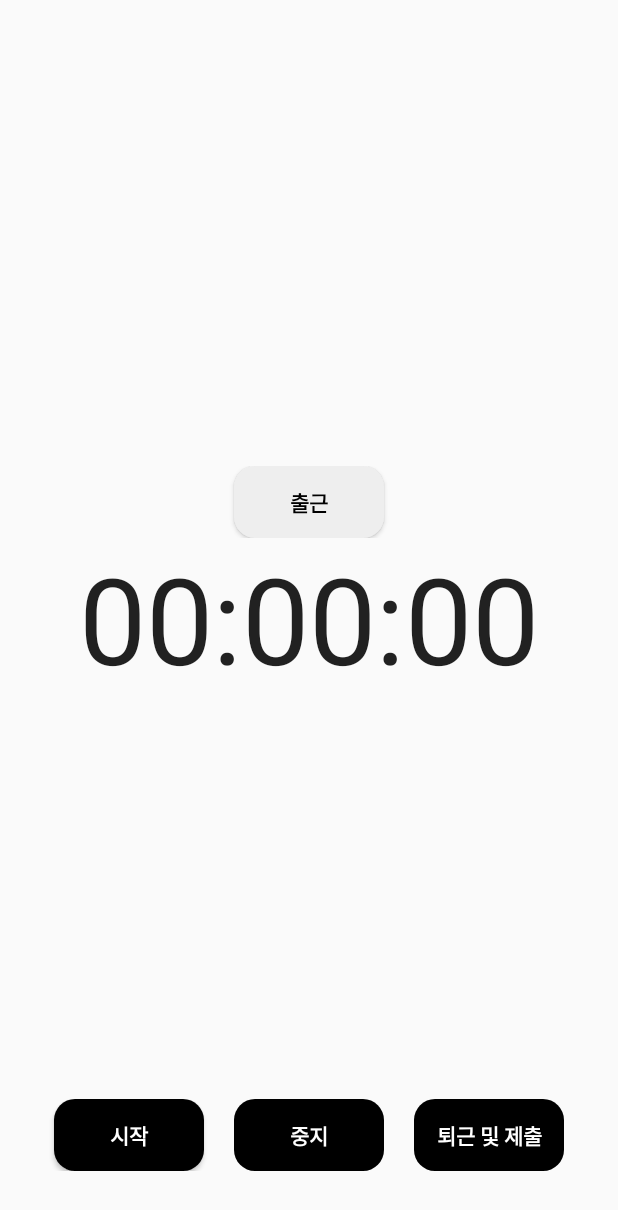
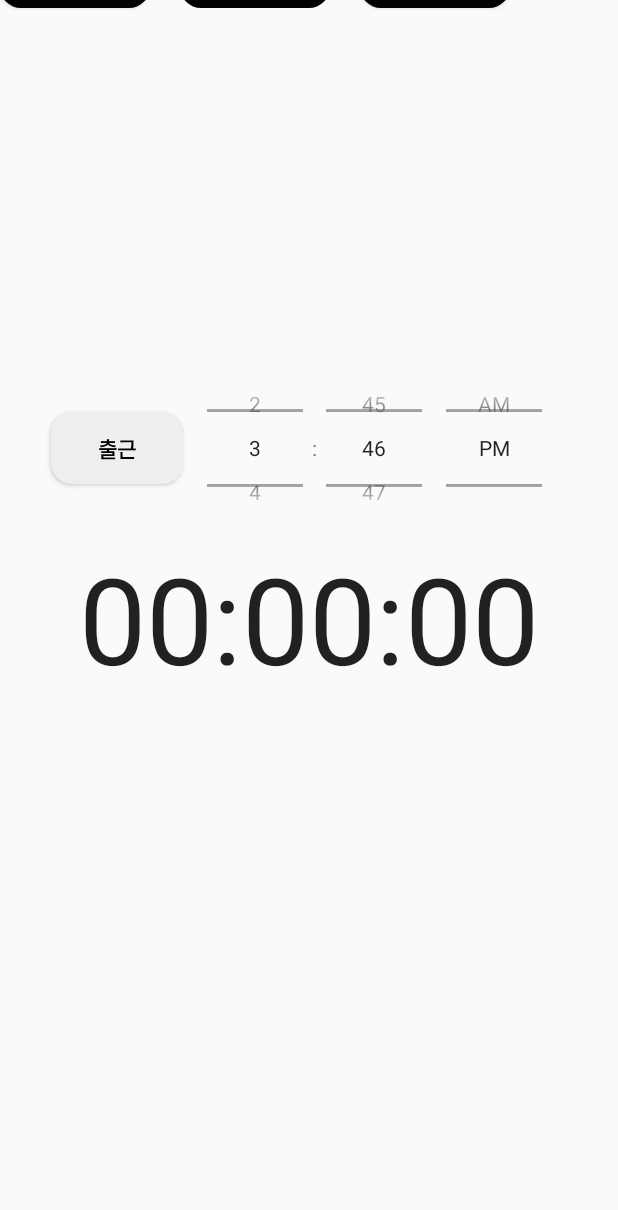
Before and after one commit to leeyjwinter/android-1st-week, an Android app: the fragment ThreeFragment shown on its own in the app's theme, on a phone screen of 412 x 824 dp. Shown: the top 1210 px of the screen. Run offline under Robolectric (Android 15) with nearby library versions, the phone set to English and light mode, and no system bars.

Commit message:
0701_2017

```diff
--- a/app/src/main/java/com/example/ch11_jetpack/ThreeFragment.kt
+++ b/app/src/main/java/com/example/ch11_jetpack/ThreeFragment.kt
@@ -24,9 +24,9 @@ class ThreeFragment : Fragment() {
     private val binding get() = _binding!!
     var initTime = 0L
     var pauseTime = 0L // 양수 누적시간
-
-
-
+    var time ="" //출근시
+    var min ="" //출근분
+    var ampm ="" //출근 AM / PM
 
 
     // base값을 저장된 time 기반으로 수정
@@ -45,6 +45,29 @@ class ThreeFragment : Fragment() {
         _binding = FragmentThreeBinding.inflate(inflater, container, false)
 
 
+        // 출근시간을 가져오는 함수
+        fun OnClickTime() {
+            val timePicker = binding.timePicker
+            timePicker.setOnTimeChangedListener { _, hour, minute -> var hour = hour
+                var am_pm = ""
+                // AM_PM decider logic
+                when {hour == 0 -> { hour += 12
+                    am_pm = "AM"
+                }
+                    hour == 12 -> am_pm = "PM"
+                    hour > 12 -> { hour -= 12
+                        am_pm = "PM"
+                    }
+                    else -> am_pm = "AM"
+                }
+
+                time = if (hour < 10) "0" + hour else hour.toString()
+                min = if (minute < 10) "0" + minute else minute.toString()
+                ampm = am_pm
+            }
+        }
+
+
         //오늘 날짜 시간 가져오기
         var now = LocalDate.now()
 
@@ -55,13 +78,15 @@ class ThreeFragment : Fragment() {
         //Log.d("날짜", "00000000".repeat(1000))
         var idx = ChronoUnit.DAYS.between( basedate , now ).toInt() // idx: 오늘 날짜 기준 index
 
+
+
         val curRentUser = sharedManager.getCurrentUser() // current user 받아오기
         // 아직 한 번도 User가 안 생겼을 때 초기화하기
         if(curRentUser.datedb == ""){
             val currentUser = User().apply {
                 //datedb = "00000000".repeat(1000)
                 //임시로 만든 0625~0630 데이터
-                datedb = "000152410001234100153412004512340012333300011111" + "00000000".repeat(994)
+                datedb = "012152410141234102153412014512340112333304211111" + "00000000".repeat(994)
             }
             sharedManager.saveCurrentUser(currentUser)
         }
@@ -73,6 +98,31 @@ class ThreeFragment : Fragment() {
         pauseTime = (currentUser.datedb?.substring(idx*8, idx*8+8)?.toLong() ?: 0) // 받아서 있으면 빼고, 없으면 0
 
         ///////////////
+        /////////현재 시간을 text로 간단하게 출력해보기!/////////////////////
+        fun StringToTime(str_time: String): String{
+            val my_time = str_time.toInt()
+            val h = ((my_time / 3600000).toInt())
+            val m = ((my_time - h * 3600000).toInt() / 60000)
+            val s = ((my_time - h * 3600000 - m * 60000).toInt() / 1000)
+
+            val hh = h.toString()
+            val mm = m.toString()
+            val ss = s.toString()
+            return "$hh $mm $ss "
+        }
+
+        fun viewWeekTime(w_idx: Int){
+            var weekTime = ""
+            for(i: Int in -6..0) {
+                weekTime += "i is $i: "
+                weekTime += StringToTime(fulldata!!.substring((w_idx+i)*8, (w_idx+i+1)*8))
+                weekTime += "\n"
+            }
+            binding.testTime.text = weekTime
+        }
+
+        viewWeekTime(idx)
+        /////////////////////////////////////////////////////////
 
         //binding.chronometer.base = -(저장된 데이터)
 
@@ -84,18 +134,18 @@ class ThreeFragment : Fragment() {
 
                 var now = LocalDate.now()
 
-                Log.d("0625", "time"+fulldata!!.substring((idx-6)*8, (idx-5)*8))
-                Log.d("0626", "time"+fulldata!!.substring((idx-5)*8, (idx-4)*8))
-                Log.d("0627", "time"+fulldata!!.substring((idx-4)*8, (idx-3)*8))
-                Log.d("0628", "time"+fulldata!!.substring((idx-3)*8, (idx-2)*8))
-                Log.d("0629", "time"+fulldata!!.substring((idx-2)*8, (idx-1)*8))
-                Log.d("0630", "time"+fulldata!!.substring((idx-1)*8, (idx-0)*8))
-                Log.d("0701", now.toString()+"time"+fulldata!!.substring((idx-0)*8, (idx+1)*8))
-
-
-
-                datedb = fulldata!!.substring(0, idx*8) + savetimeString + fulldata!!.substring(idx*8+8, 1000*8) // 원하는 위치에 데이터 저장
-                fulldata = datedb
+                //Log.d("0625", "time"+fulldata!!.substring((idx-6)*8, (idx-5)*8))
+                //Log.d("0626", "time"+fulldata!!.substring((idx-5)*8, (idx-4)*8))
+                //Log.d("0627", "time"+fulldata!!.substring((idx-4)*8, (idx-3)*8))
+                //Log.d("0628", "time"+fulldata!!.substring((idx-3)*8, (idx-2)*8))
+                //Log.d("0629", "time"+fulldata!!.substring((idx-2)*8, (idx-1)*8))
+                //Log.d("0630", "time"+fulldata!!.substring((idx-1)*8, (idx-0)*8))
+                //Log.d("0701", now.toString()+"time"+fulldata!!.substring((idx-0)*8, (idx+1)*8))
+                viewWeekTime(idx)
+                if(savetimeString.toLong() > fulldata!!.substring(idx*8, idx*8+8).toLong()){
+                    datedb = fulldata!!.substring(0, idx*8) + savetimeString + fulldata!!.substring(idx*8+8, 1000*8) // 원하는 위치에 데이터 저장
+                    fulldata = datedb
+                }
             }
             sharedManager.saveCurrentUser(currentUser)
             //
@@ -118,11 +168,18 @@ class ThreeFragment : Fragment() {
 
 
         binding.startButton.setOnClickListener{
+
+            var now = LocalDate.now()
+            var cidx = ChronoUnit.DAYS.between( basedate , now ).toInt() // 날짜를 계속 갱신!
+            if(pauseTime == 0L){ // 내가 오늘 아직 아무것도 하지 않았으면 처음 일하는거니까 지금의 날짜로 바꿈
+                idx = cidx
+            }
+
             binding.chronometer.base = SystemClock.elapsedRealtime() - pauseTime
             binding.chronometer.start()
 
             binding.stopButton.isEnabled = true
-//            binding.resetButton.isEnabled = true
+            binding.submitLeaveButton.isEnabled = true
             binding.startButton.isEnabled = false
             binding.stop.isVisible = false
             binding.computer.isVisible = true
@@ -134,14 +191,6 @@ class ThreeFragment : Fragment() {
             pauseTime = SystemClock.elapsedRealtime()-binding.chronometer.base
 
             // 날짜가 바뀌었으면 갱신하기!
-            var now = LocalDate.now()
-            var cidx = ChronoUnit.DAYS.between( basedate , now ).toInt() // 날짜를 계속 갱신!
-            if(fulldata!!.substring((cidx-0)*8, (cidx+1)*8).equals("00000000")){
-                pauseTime = 0
-                idx = cidx
-            }
-
-
 
 //            Log.d("pausetime","${pauseTime}")
 //            Log.d("elapsedrealtime","${SystemClock.elapsedRealtime()}")
@@ -149,21 +198,38 @@ class ThreeFragment : Fragment() {
             binding.chronometer.stop()
             binding.stopButton.isEnabled = false
             binding.startButton.text = "RESUME"
-//            binding.resetButton.isEnabled = true
+            binding.submitLeaveButton.isEnabled = true
             binding.startButton.isEnabled = true
             binding.stop.isVisible = true
             binding.computer.isVisible = false
 
         }
-//        binding.resetButton.setOnClickListener{
-//            pauseTime = 0L
-//            binding.chronometer.base = SystemClock.elapsedRealtime()
-//            binding.chronometer.stop()
-//            binding.stopButton.isEnabled = false
-//            binding.resetButton.isEnabled = false
-//            binding.startButton.isEnabled = true
-//
-//        }
+        binding.submitLeaveButton.setOnClickListener{
+
+            var now = LocalDate.now()
+            var cidx = ChronoUnit.DAYS.between( basedate , now ).toInt() // 날짜를 계속 갱신!
+            if(fulldata!!.substring((cidx-0)*8, (cidx+1)*8).equals("00000000")){
+                idx = cidx
+            }
+
+            pauseTime = 0L
+            binding.chronometer.base = SystemClock.elapsedRealtime()
+            binding.chronometer.stop()
+            binding.stopButton.isEnabled = false
+            binding.submitLeaveButton.isEnabled = false
+            binding.startButton.isEnabled = true
+
+        }
+
+
+        // OnclickTime 호출
+
+        OnClickTime()
+        binding.commuteTimeButton.setOnClickListener {
+            println(time)
+            println(min)
+            println(ampm)
+        }
 
         return binding.root
     }
--- a/app/src/main/res/layout/fragment_three.xml
+++ b/app/src/main/res/layout/fragment_three.xml
@@ -7,7 +7,6 @@
     android:orientation="vertical"
     tools:context=".MainActivity">
 
-
     <LinearLayout
         android:id="@+id/commute"
         android:layout_width="match_parent"
@@ -15,51 +14,33 @@
         android:layout_alignParentBottom="true"
         android:gravity="center_horizontal"
         android:orientation="horizontal"
-        app:layout_constraintBottom_toTopOf="@id/chronometer"
-        tools:layout_editor_absoluteX="0dp">
+        app:layout_constraintBottom_toTopOf="@id/chronometer">
 
         <Button
             android:id="@+id/commuteTimeButton"
-            android:layout_width="100dp"
+            android:layout_width="wrap_content"
             android:layout_height="wrap_content"
+            android:layout_gravity="center"
             android:background="@drawable/round"
             android:backgroundTint="#EEEEEE"
             android:text="출근"
             android:textColor="#000000"
             android:textStyle="bold" />
 
-    </LinearLayout>
+        <TimePicker
+            android:id="@+id/timePicker"
+            android:layout_width="wrap_content"
+            android:layout_height="120dp"
+            android:timePickerMode="spinner"
+            app:layout_constraintBottom_toBottomOf="parent"
+            app:layout_constraintEnd_toEndOf="parent"
+            app:layout_constraintHorizontal_bias="0.0"
+            app:layout_constraintStart_toStartOf="parent"
+            app:layout_constraintTop_toBottomOf="@+id/textView"
+            app:layout_constraintVertical_bias="0.275" />
 
 
-
-
-
-<!--    <LinearLayout-->
-<!--        android:id="@+id/leave"-->
-<!--        android:layout_width="match_parent"-->
-<!--        android:layout_height="wrap_content"-->
-<!--        android:orientation="horizontal"-->
-<!--        app:layout_constraintBottom_toTopOf="@id/chronometer"-->
-<!--        app:layout_constraintEnd_toEndOf="parent"-->
-<!--        app:layout_constraintHorizontal_bias="0.0"-->
-<!--        app:layout_constraintStart_toStartOf="parent" >-->
-
-<!--        <TextView-->
-<!--            android:id="@+id/leaveText"-->
-<!--            android:layout_width="107dp"-->
-<!--            android:layout_height="match_parent"-->
-<!--            android:gravity="center"-->
-<!--            android:text="퇴근"-->
-<!--            android:textSize="30dp" />-->
-
-<!--        <TimePicker-->
-<!--            android:id="@+id/leaveTimePicker"-->
-<!--            android:layout_width="match_parent"-->
-<!--            android:layout_height="120dp"-->
-<!--            android:timePickerMode="spinner" />-->
-
-
-<!--    </LinearLayout>-->
+    </LinearLayout>
 
 
     <Chronometer
@@ -91,6 +72,9 @@
         app:layout_constraintBottom_toTopOf="@id/buttons"
         app:layout_constraintTop_toBottomOf="@+id/chronometer"
         tools:layout_editor_absoluteX="0dp" />
+
+
+
 
     <LinearLayout
         android:id="@+id/buttons"
@@ -132,24 +116,29 @@
             android:layout_marginLeft="20dp"
             android:background="@drawable/round"
             android:backgroundTint="@color/black"
-            android:enabled="false"
+            android:enabled="true"
             android:text="퇴근 및 제출"
             android:textColor="#FFFFFF"
             android:textStyle="bold" />
 
+        <ImageView
+            android:id="@+id/submitLeavePic"
+            android:layout_width="match_parent"
+            android:layout_height="100dp"
+            android:src="@drawable/submit_leave"
+            android:visibility="invisible"
+            app:layout_constraintBottom_toTopOf="@id/buttons"
+            app:layout_constraintTop_toBottomOf="@+id/chronometer"
+            tools:layout_editor_absoluteX="0dp" />
 
-        <!--        <Button-->
-        <!--            android:id="@+id/resetButton"-->
-        <!--            android:layout_width="100dp"-->
-        <!--            android:layout_height="wrap_content"-->
-        <!--            android:layout_marginLeft="25dp"-->
-        <!--            android:background="@drawable/round"-->
-        <!--            android:backgroundTint="@color/black"-->
-        <!--            android:enabled="false"-->
-        <!--            android:text="Reset"-->
-        <!--            android:textColor="#FFFFFF"-->
-        <!--            android:textStyle="bold" />-->
 
+        <TextView
+            android:id="@+id/testTime"
+            android:layout_width="wrap_content"
+            android:layout_height="wrap_content"
+            android:text="TextView"
+            tools:layout_editor_absoluteX="69dp"
+            tools:layout_editor_absoluteY="69dp" />
     </LinearLayout>
 
 
```
